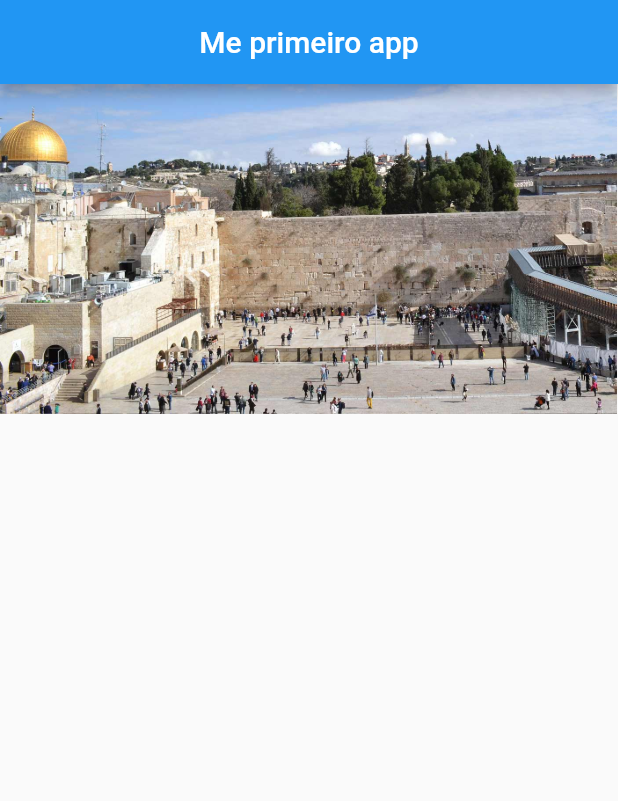
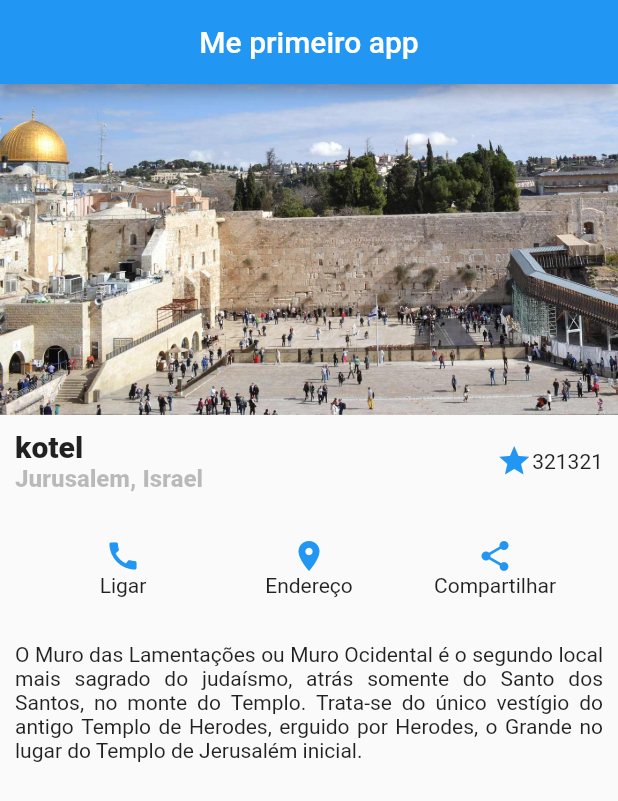
Before and after one commit to pedro-henrique1/Flutter, a Flutter app: the screen it shows after launch, on a phone screen of 412 x 824 dp. Shown: the top 801 px of the screen. Run offline on Flutter 3.47's test engine with Material 2 defaults, Android fonts, the phone set to English and light mode, and no system bars.

Commit message:
page inicial

```diff
--- a/lib/main.dart
+++ b/lib/main.dart
@@ -1,4 +1,8 @@
 import 'package:flutter/material.dart';
+import 'package:myapp/widgets/legenda.dart';
+
+import '/widgets/icons.dart';
+import '/widgets/muro.dart';
 
 void main() => runApp(MeuApp());
 
@@ -9,15 +13,33 @@ class MeuApp extends StatelessWidget {
         home: Scaffold(
             appBar: AppBar(
               centerTitle: true,
-              title: Text('Me primeiro app'),
+              title: const Text('Me primeiro app'),
             ),
-            body: Row(
+            body: Column(
               children: <Widget>[
+                Muro(),
+                legenda(),
                 Container(
-                    child: Image.asset(
-                  'assets/muro.jpg',
-                  width: 411,
-                ))
+                    margin: EdgeInsets.all(20),
+                    child: Row(
+                      children: <Widget>[
+                        Icone(
+                            icone: Icon(Icons.call, color: Colors.blue),
+                            texto: Text('Ligar')),
+                        Icone(
+                            icone: Icon(Icons.location_on, color: Colors.blue),
+                            texto: Text('Endereço')),
+                        Icone(
+                            icone: Icon(Icons.share, color: Colors.blue),
+                            texto: Text('Compartilhar')),
+                      ],
+                    )),
+                Container(
+                    margin: EdgeInsets.all(10),
+                    child: Text(
+                      'O Muro das Lamentações ou Muro Ocidental é o segundo local mais sagrado do judaísmo, atrás somente do Santo dos Santos, no monte do Templo. Trata-se do único vestígio do antigo Templo de Herodes, erguido por Herodes, o Grande no lugar do Templo de Jerusalém inicial.',
+                      textAlign: TextAlign.justify,
+                    ))
               ],
             )));
   }
--- /dev/null
+++ b/lib/widgets/icons.dart
@@ -0,0 +1,21 @@
+import 'package:flutter/material.dart';
+
+class Icone extends StatelessWidget {
+  Icone({this.icone, this.texto});
+  var icone;
+  var texto;
+  @override
+  Widget build(BuildContext context) {
+    if (icone == null) {
+      icone = Icon(Icons.mic, color: Colors.blue);
+    }
+    if (texto == null) {
+      texto = Text('Ligar', style: TextStyle(color: Colors.black));
+    }
+    return Expanded(
+      child: Column(
+        children: <Widget>[icone, texto],
+      ),
+    );
+  }
+}
--- /dev/null
+++ b/lib/widgets/legenda.dart
@@ -0,0 +1,35 @@
+import 'package:flutter/material.dart';
+
+class legenda extends StatelessWidget {
+  @override
+  Widget build(BuildContext context) {
+    // TODO: implement build
+    return Container(
+      margin: const EdgeInsets.all(10),
+      child: Row(
+        children: <Widget> [
+          Column(
+            crossAxisAlignment: CrossAxisAlignment.start,
+            children: const [
+              Text('kotel', style: TextStyle(fontWeight: FontWeight.w800, fontSize: 20), textAlign: TextAlign.left),
+              Text('Jurusalem, Israel', style: TextStyle(fontWeight: FontWeight.w800, fontSize: 16, color: Colors.black26 ), textAlign: TextAlign.left)
+            ],
+
+
+          ),
+          Expanded(
+              child: Row(
+                mainAxisAlignment: MainAxisAlignment.end,
+                children: const <Widget>[
+                  Icon(Icons.star, color: Colors.blue),
+                  Text('321321')
+                ],
+              )
+          )
+        ],
+      ),
+    );
+
+    throw UnimplementedError();
+  }
+}
--- /dev/null
+++ b/lib/widgets/muro.dart
@@ -0,0 +1,13 @@
+import 'package:flutter/material.dart';
+
+class Muro extends StatelessWidget {
+  @override
+  Widget build(BuildContext context) {
+    // TODO: implement build
+    return Row(
+        crossAxisAlignment: CrossAxisAlignment.center,
+        children: <Widget>[Expanded(child: Image.asset('assets/muro.jpg'))]);
+
+    throw UnimplementedError();
+  }
+}
```
